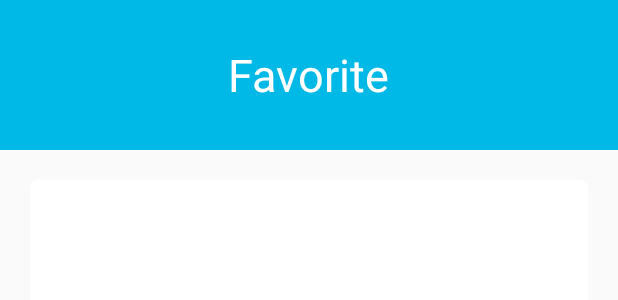
After one commit to Nhokquay9x26/TrainingProject, an Android app: the layout fragment_favorite.xml on its own in the app's theme, with its tools: preview values and no code run, on a phone screen of 412 x 824 dp. The commit adds this screen. Shown: the top 300 px of the screen. Run offline under Robolectric (Android 15) with nearby library versions, the phone set to English and light mode, and no system bars.

Commit message:
new fragment favorite

```diff
--- a/TrainingProject/app/src/main/AndroidManifest.xml
+++ b/TrainingProject/app/src/main/AndroidManifest.xml
@@ -24,6 +24,8 @@
         </activity>
         <activity android:name=".activities.LoginActivity_">
         </activity>
+        <activity android:name=".activities.TestFragmentActivity_">
+        </activity>
 
     </application>
 
--- /dev/null
+++ b/TrainingProject/app/src/main/java/vn/asiantech/LearingEnglish/fragments/FavoriteFragment.java
@@ -0,0 +1,14 @@
+package vn.asiantech.LearingEnglish.fragments;
+
+import org.androidannotations.annotations.EFragment;
+
+import vn.asiantech.LearingEnglish.R;
+
+/**
+ * @author mrs
+ * Created by mrson on 31/08/2015.
+ */
+@EFragment (R.layout.fragment_favorite)
+public class FavoriteFragment extends BaseFragment {
+
+}
--- /dev/null
+++ b/TrainingProject/app/src/main/res/drawable/favorite_rl_background.xml
@@ -0,0 +1,9 @@
+<?xml version="1.0" encoding="utf-8"?>
+<shape xmlns:android="http://schemas.android.com/apk/res/android">
+<corners android:radius="5dp">
+
+</corners>
+    <solid android:color="#ffffff">
+
+    </solid>
+</shape>
--- /dev/null
+++ b/TrainingProject/app/src/main/res/layout/fragment_favorite.xml
@@ -0,0 +1,43 @@
+<?xml version="1.0" encoding="utf-8"?>
+<RelativeLayout xmlns:android="http://schemas.android.com/apk/res/android"
+     android:layout_width="match_parent"
+    android:layout_height="match_parent">
+   <LinearLayout
+       android:id="@+id/llFavorite"
+       android:layout_width="match_parent"
+       android:layout_height="@dimen/favorite.title.height"
+       android:background="@color/favorite.title.background"
+       android:orientation="horizontal"
+      android:gravity="center"
+       >
+
+
+    <TextView
+        android:layout_width="wrap_content"
+        android:layout_height="wrap_content"
+        android:text="@string/favorite.textview.title"
+        android:textColor="@color/favorite.textview.title.color"
+        android:textSize="@dimen/favorite.text.title.size"
+        android:layout_gravity="center"
+
+
+
+
+        />
+  </LinearLayout>
+    <RelativeLayout
+        android:id="@+id/rlFavoriteTest"
+        android:layout_width="match_parent"
+        android:layout_height="match_parent"
+        android:background="@drawable/favorite_rl_background"
+        android:layout_margin="@dimen/favorite.rlfavorite.margin"
+        android:layout_below="@id/llFavorite">
+        <TextView
+            android:layout_width="wrap_content"
+            android:layout_height="wrap_content"
+           />
+
+    </RelativeLayout>
+
+
+</RelativeLayout>
--- a/TrainingProject/app/src/main/res/values/colors.xml
+++ b/TrainingProject/app/src/main/res/values/colors.xml
@@ -11,4 +11,6 @@
     <color name="dialog.backgroud.title">#00b9e6</color>
     <color name="signup.text.color.buton">#ffffff</color>
     <color name="signup.ln.backgroud">#00b9e6</color>
+    <color name="favorite.title.background">#00b9e6</color>
+    <color name="favorite.textview.title.color">#ffffff</color>
 </resources>
--- a/TrainingProject/app/src/main/res/values/dimens.xml
+++ b/TrainingProject/app/src/main/res/values/dimens.xml
@@ -26,5 +26,8 @@
     <dimen name="activity.signup.height">50dp</dimen>
     <dimen name="signup.tv.size">20sp</dimen>
     <dimen name="signup.butonsigup.margintop">15dp</dimen>
+    <dimen name="favorite.title.height">100dp</dimen>
+    <dimen name="favorite.text.title.size">30sp</dimen>
+    <dimen name="favorite.rlfavorite.margin">20dp</dimen>
 
 </resources>
--- a/TrainingProject/app/src/main/res/values/strings.xml
+++ b/TrainingProject/app/src/main/res/values/strings.xml
@@ -21,4 +21,5 @@
     <string name="fogotpassword">Forgot Password?</string>
     <string name="title_activity_login_activity">LoginActivity</string>
     <string name="action_settings">Settings</string>
+    <string name="favorite.textview.title">Favorite</string>
 </resources>
```
